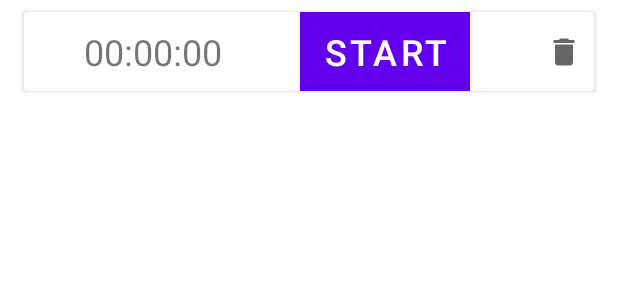
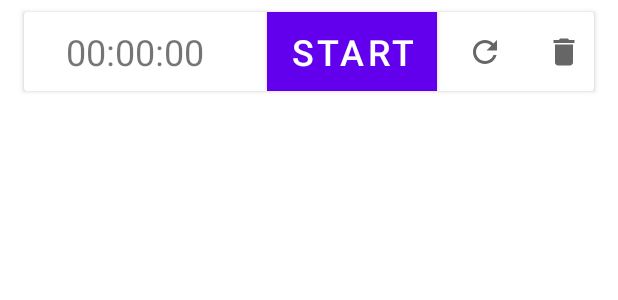
Before and after one commit to fliker2309/RSShool2021-Android-task-Pomodoro, an Android app: the layout timer_item.xml on its own in the app's theme, with its tools: preview values and no code run, on a phone screen of 412 x 824 dp. Shown: the top 300 px of the screen. Run offline under Robolectric (Android 15) with nearby library versions, the phone set to English and light mode, and no system bars.

Commit message:
add:restart_timer_button

```diff
--- a/app/src/main/java/com/example/rsshool2021_android_task_pomodoro/CustomView.kt
+++ b/app/src/main/java/com/example/rsshool2021_android_task_pomodoro/CustomView.kt
@@ -33,8 +33,6 @@ class CustomView @JvmOverloads constructor(
             styledAttrs.recycle()
 
         }
-
-
 
         paint.color = color
         paint.style = if (style == FILL) Paint.Style.FILL else Paint.Style.STROKE
--- /dev/null
+++ b/app/src/main/res/drawable/ic_baseline_refresh_24.xml
@@ -0,0 +1,10 @@
+<vector xmlns:android="http://schemas.android.com/apk/res/android"
+    android:width="24dp"
+    android:height="24dp"
+    android:viewportWidth="24"
+    android:viewportHeight="24"
+    android:tint="?attr/colorControlNormal">
+  <path
+      android:fillColor="@android:color/white"
+      android:pathData="M17.65,6.35C16.2,4.9 14.21,4 12,4c-4.42,0 -7.99,3.58 -7.99,8s3.57,8 7.99,8c3.73,0 6.84,-2.55 7.73,-6h-2.08c-0.82,2.33 -3.04,4 -5.65,4 -3.31,0 -6,-2.69 -6,-6s2.69,-6 6,-6c1.66,0 3.14,0.69 4.22,1.78L13,11h7V4l-2.35,2.35z"/>
+</vector>
--- a/app/src/main/res/layout/timer_item.xml
+++ b/app/src/main/res/layout/timer_item.xml
@@ -16,7 +16,7 @@
             android:id="@+id/blinking_indicator"
             android:layout_width="8dp"
             android:layout_height="8dp"
-            android:layout_marginStart="16dp"
+            android:layout_marginStart="10dp"
             android:background="@drawable/blinking_circle"
             app:layout_constraintBottom_toBottomOf="parent"
             app:layout_constraintStart_toStartOf="parent"
@@ -26,7 +26,7 @@
             android:id="@+id/timer_clock"
             android:layout_width="0dp"
             android:layout_height="wrap_content"
-            android:layout_marginStart="16dp"
+            android:layout_marginStart="10dp"
             android:text="00:00:00"
             android:textSize="24sp"
             app:layout_constraintBottom_toBottomOf="parent"
@@ -37,7 +37,7 @@
             android:id="@+id/custom_view"
             android:layout_width="20dp"
             android:layout_height="20dp"
-            android:layout_marginStart="16dp"
+            android:layout_marginStart="10dp"
             app:custom_color="@color/black"
             app:custom_style="fill"
             app:layout_constraintBottom_toBottomOf="parent"
@@ -49,7 +49,7 @@
             android:id="@+id/timer_start_stop_btn"
             android:layout_width="0dp"
             android:layout_height="wrap_content"
-            android:layout_marginStart="16dp"
+            android:layout_marginStart="12dp"
             android:background="@color/black"
             android:text="START"
             android:textSize="24sp"
@@ -58,10 +58,22 @@
             app:layout_constraintTop_toTopOf="parent" />
 
         <ImageButton
+            android:id="@+id/restart_button"
+            android:layout_width="0dp"
+            android:layout_height="wrap_content"
+            android:layout_marginStart="12dp"
+            android:background="@color/cardview_light_background"
+            android:padding="8dp"
+            android:src="@drawable/ic_baseline_refresh_24"
+            app:layout_constraintBottom_toBottomOf="parent"
+            app:layout_constraintStart_toEndOf="@id/timer_start_stop_btn"
+            app:layout_constraintTop_toTopOf="parent" />
+
+
+        <ImageButton
             android:id="@+id/delete_button"
             android:layout_width="0dp"
             android:layout_height="wrap_content"
-            android:layout_marginStart="10dp"
             android:background="@color/cardview_light_background"
             android:padding="8dp"
             android:src="@drawable/ic_baseline_delete_24"
```
Also changed, not shown: app/src/main/java/com/example/rsshool2021_android_task_pomodoro/MainActivity.kt (+1 -19 lines), app/src/main/java/com/example/rsshool2021_android_task_pomodoro/service/Utils.kt (added, +31 -0 lines).
